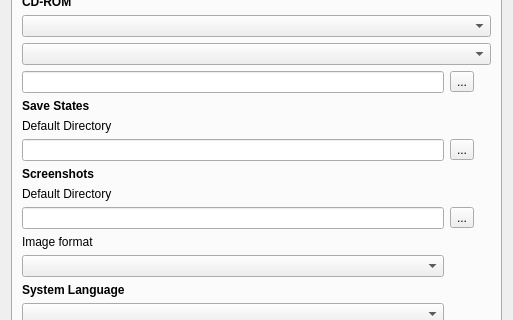
Above: yabause/src/port/qt/ui/UISettings.ui from rob-ack/yabause before the change; both pictures show x 0 to 513 and y 145 to 465 of the 513 by 767 pixel window. Below: the same form after it.
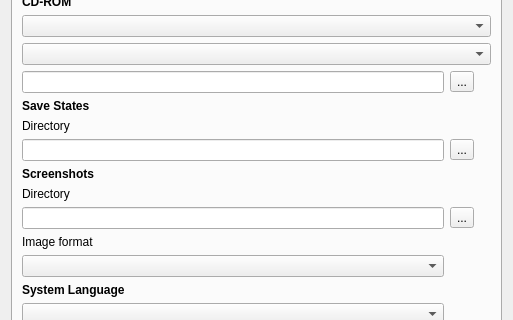
That is the form after the change. Custom widgets are drawn as their Qt base class.

The edit to the form file:
```diff
--- a/yabause/src/port/qt/ui/UISettings.ui
+++ b/yabause/src/port/qt/ui/UISettings.ui
@@ -43,7 +43,7 @@
        <item row="13" column="0">
         <widget class="QLabel" name="label_3">
          <property name="text">
-          <string>Default Directory</string>
+          <string>Directory</string>
          </property>
         </widget>
        </item>
@@ -188,7 +188,7 @@
        <item row="10" column="0">
         <widget class="QLabel" name="label_4">
          <property name="text">
-          <string>Default Directory</string>
+          <string>Directory</string>
          </property>
         </widget>
        </item>
```
